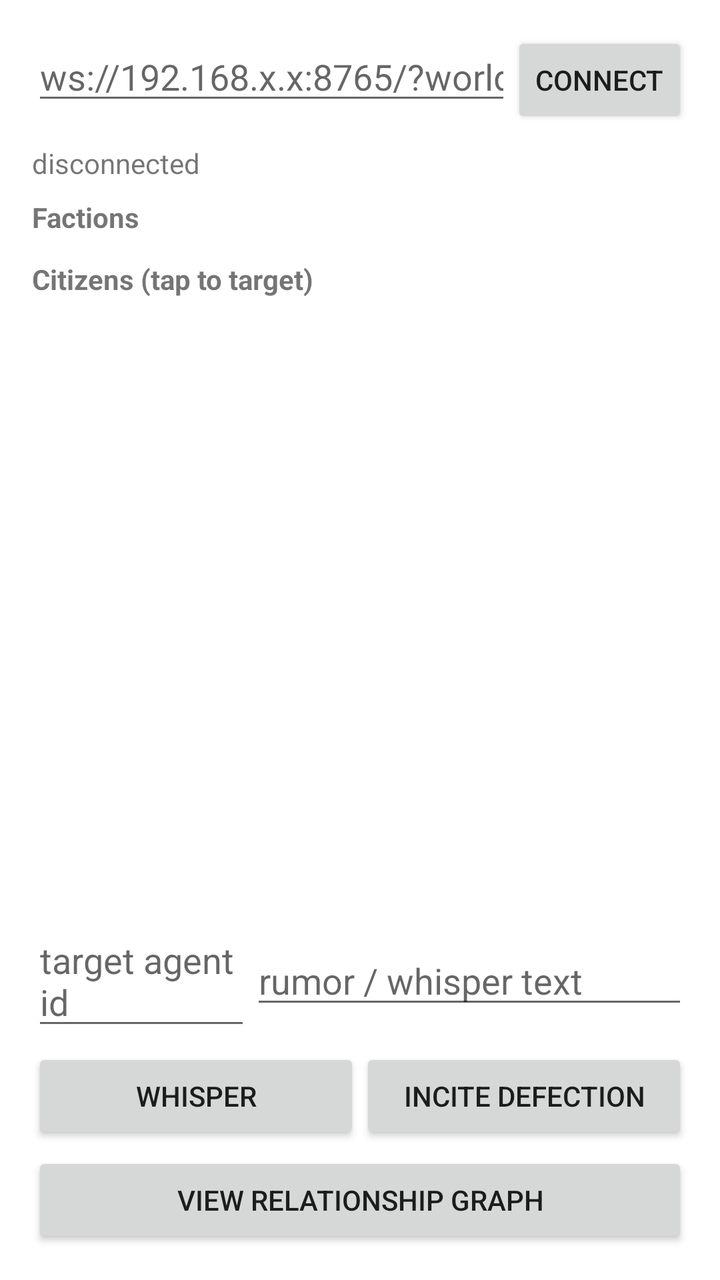
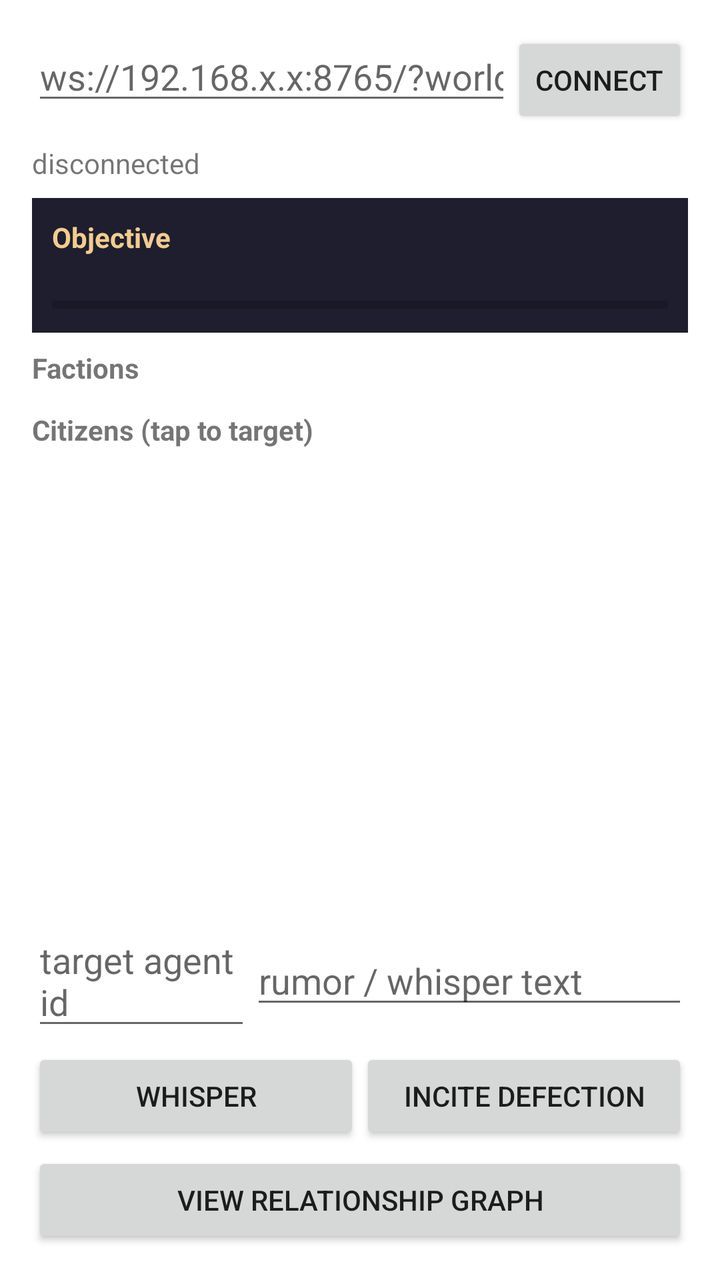

Screens rendered from an Android XML layout before and after an edit, with the pre-edit source and the edit as a unified diff.
<!-- AndroidManifest.xml: activity theme Theme.Chetona -->
<!-- res/layout/activity_main.xml -->
<?xml version="1.0" encoding="utf-8"?>
<LinearLayout xmlns:android="http://schemas.android.com/apk/res/android"
    android:layout_width="match_parent"
    android:layout_height="match_parent"
    android:orientation="vertical"
    android:padding="16dp">

    <LinearLayout
        android:layout_width="match_parent"
        android:layout_height="wrap_content"
        android:orientation="horizontal">

        <EditText
            android:id="@+id/serverAddressInput"
            android:layout_width="0dp"
            android:layout_height="wrap_content"
            android:layout_weight="1"
            android:hint="ws://192.168.x.x:8765/?world=alice"
            android:inputType="textUri" />

        <Button
            android:id="@+id/connectButton"
            android:layout_width="wrap_content"
            android:layout_height="wrap_content"
            android:text="Connect" />
    </LinearLayout>

    <TextView
        android:id="@+id/statusView"
        android:layout_width="match_parent"
        android:layout_height="wrap_content"
        android:layout_marginTop="8dp"
        android:text="disconnected" />

    <TextView
        android:id="@+id/factionsHeader"
        android:layout_width="match_parent"
        android:layout_height="wrap_content"
        android:layout_marginTop="8dp"
        android:text="Factions"
        android:textStyle="bold" />

    <androidx.recyclerview.widget.RecyclerView
        android:id="@+id/factionsRecyclerView"
        android:layout_width="match_parent"
        android:layout_height="wrap_content"
        android:layout_marginTop="4dp"
        android:nestedScrollingEnabled="false" />

    <TextView
        android:id="@+id/agentsHeader"
        android:layout_width="match_parent"
        android:layout_height="wrap_content"
        android:layout_marginTop="8dp"
        android:text="Citizens (tap to target)"
        android:textStyle="bold" />

    <androidx.recyclerview.widget.RecyclerView
        android:id="@+id/agentsRecyclerView"
        android:layout_width="match_parent"
        android:layout_height="0dp"
        android:layout_weight="1"
        android:layout_marginTop="4dp" />

    <LinearLayout
        android:layout_width="match_parent"
        android:layout_height="wrap_content"
        android:layout_marginTop="8dp"
        android:orientation="horizontal">

        <EditText
            android:id="@+id/targetIdInput"
            android:layout_width="0dp"
            android:layout_height="wrap_content"
            android:layout_weight="1"
            android:hint="target agent id" />

        <EditText
            android:id="@+id/rumorInput"
            android:layout_width="0dp"
            android:layout_height="wrap_content"
            android:layout_weight="2"
            android:hint="rumor / whisper text" />
    </LinearLayout>

    <LinearLayout
        android:layout_width="match_parent"
        android:layout_height="wrap_content"
        android:layout_marginTop="4dp"
        android:orientation="horizontal">

        <Button
            android:id="@+id/whisperButton"
            android:layout_width="0dp"
            android:layout_height="wrap_content"
            android:layout_weight="1"
            android:text="Whisper" />

        <Button
            android:id="@+id/defectionButton"
            android:layout_width="0dp"
            android:layout_height="wrap_content"
            android:layout_weight="1"
            android:text="Incite Defection" />
    </LinearLayout>

    <Button
        android:id="@+id/graphButton"
        android:layout_width="match_parent"
        android:layout_height="wrap_content"
        android:layout_marginTop="4dp"
        android:text="View Relationship Graph" />

</LinearLayout>
<!-- resources referenced by this layout -->
<resources>
  <style name="Theme.Chetona" parent="Theme.MaterialComponents.DayNight.NoActionBar" />
</resources>

<!-- the commit's change to res/layout/activity_main.xml (unified diff, before → after) -->
@@ -31,6 +31,38 @@
         android:layout_height="wrap_content"
         android:layout_marginTop="8dp"
         android:text="disconnected" />
+
+    <LinearLayout
+        android:layout_width="match_parent"
+        android:layout_height="wrap_content"
+        android:layout_marginTop="8dp"
+        android:orientation="vertical"
+        android:background="#1E1E2E"
+        android:padding="10dp">
+
+        <TextView
+            android:id="@+id/objectiveStage"
+            android:layout_width="match_parent"
+            android:layout_height="wrap_content"
+            android:textStyle="bold"
+            android:textColor="#F2CC8F"
+            android:text="Objective" />
+
+        <TextView
+            android:id="@+id/objectiveDescription"
+            android:layout_width="match_parent"
+            android:layout_height="wrap_content"
+            android:textColor="#DDDDDD"
+            android:textSize="12sp" />
+
+        <ProgressBar
+            android:id="@+id/objectiveProgress"
+            style="?android:attr/progressBarStyleHorizontal"
+            android:layout_width="match_parent"
+            android:layout_height="8dp"
+            android:layout_marginTop="4dp"
+            android:max="100" />
+    </LinearLayout>
 
     <TextView
         android:id="@+id/factionsHeader"
